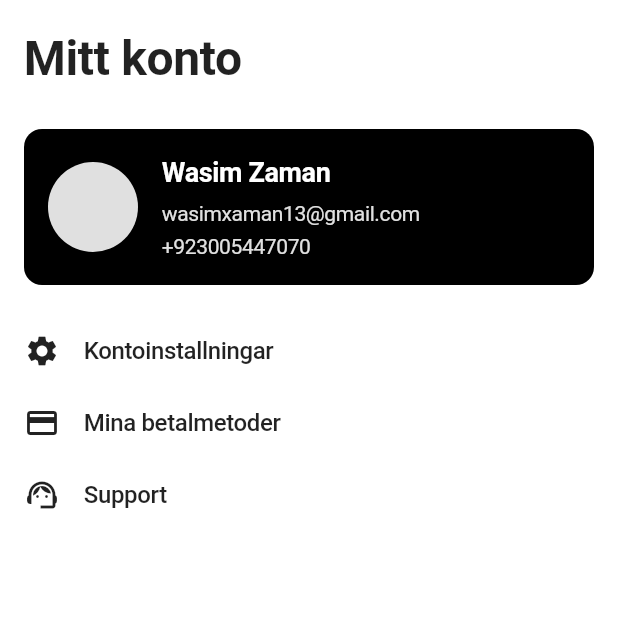
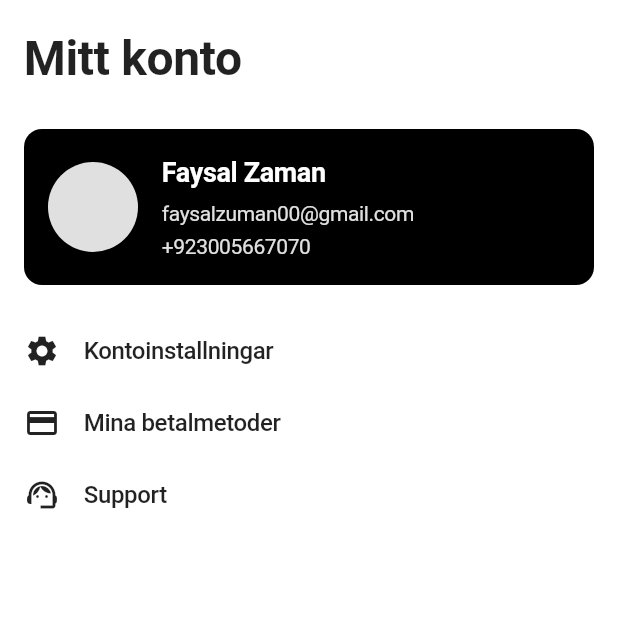
Before and after one commit to faysalzaman/Testing_Task, a Flutter app: the screen it shows after launch, item 4 of the bottom bar chosen, on a phone screen of 412 x 824 dp, the top half of it. Run offline on Flutter 3.47's test engine with Material 3 defaults, Android fonts, the light colour scheme and no system bars; our stand-ins replace carousel_slider, flutter_bloc, shimmer; network calls fail; statements that could not run were skipped.

Commit message:
Update user profile details in UserSettingsScreen

```diff
--- a/lib/view/screens/user_settings_screen.dart
+++ b/lib/view/screens/user_settings_screen.dart
@@ -44,7 +44,7 @@ class UserSettingsScreen extends StatelessWidget {
                       crossAxisAlignment: CrossAxisAlignment.start,
                       children: [
                         const Text(
-                          'Wasim Zaman',
+                          'Faysal Zaman',
                           style: TextStyle(
                             color: Colors.white,
                             fontSize: 18,
@@ -53,7 +53,7 @@ class UserSettingsScreen extends StatelessWidget {
                         ),
                         const SizedBox(height: 4),
                         Text(
-                          'wasimxaman13@gmail.com',
+                          'faysalzuman00@gmail.com',
                           style: TextStyle(
                             color: Colors.grey[300],
                             fontSize: 14,
@@ -61,7 +61,7 @@ class UserSettingsScreen extends StatelessWidget {
                         ),
                         const SizedBox(height: 2),
                         Text(
-                          '+923005447070',
+                          '+923005667070',
                           style: TextStyle(
                             color: Colors.grey[300],
                             fontSize: 14,
```
